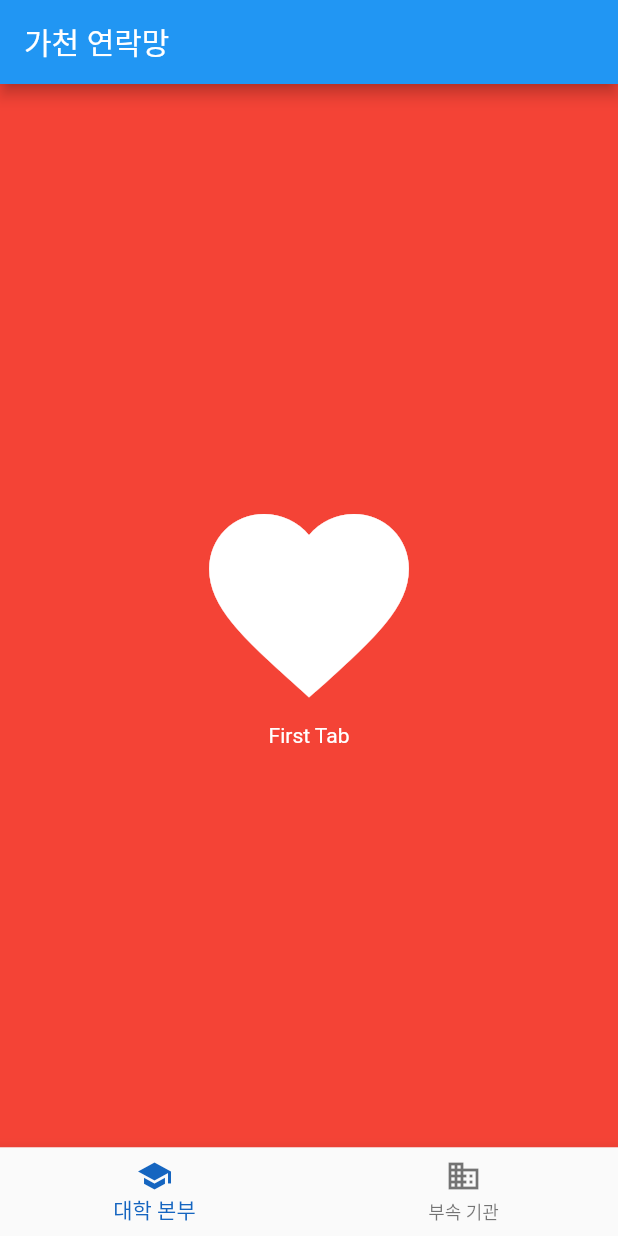
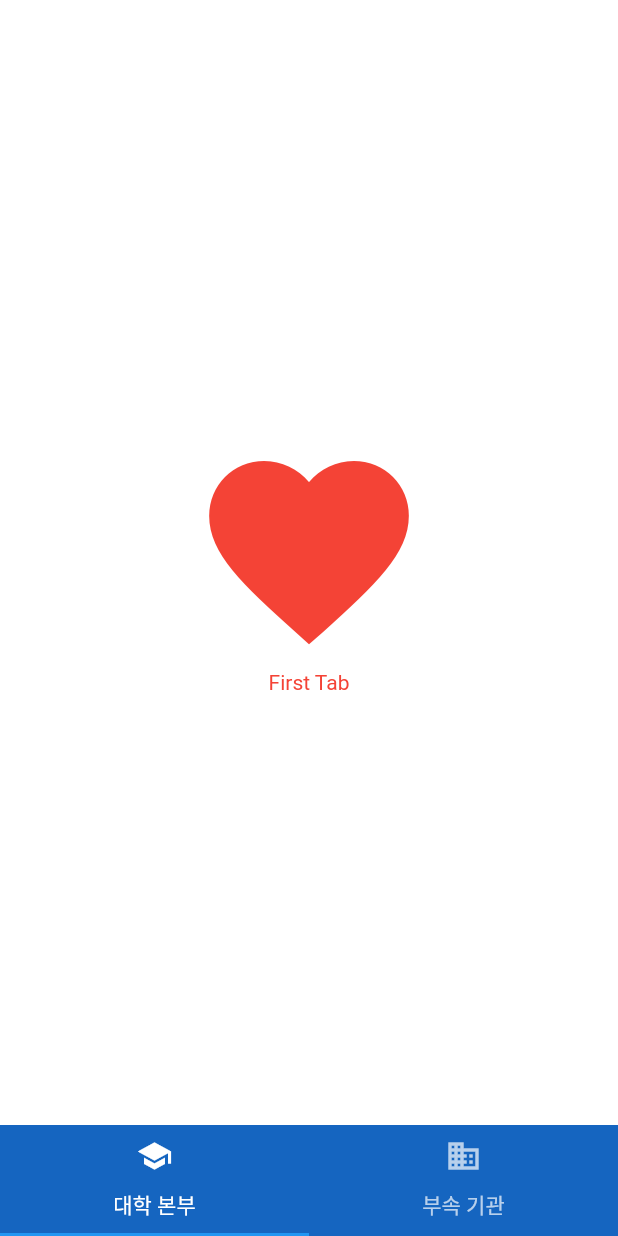
Before and after one commit to ChoiysApple/Gachon_Contact, a Flutter app: the screen it shows after launch, on a phone screen of 412 x 824 dp. Run offline on Flutter 3.47's test engine with Material 2 defaults, Android fonts, the phone set to English and light mode, and no system bars.

```diff
--- a/gachon_contact/lib/main.dart
+++ b/gachon_contact/lib/main.dart
@@ -39,7 +39,7 @@ class _MyHomePageState extends State<MyHomePage> with TickerProviderStateMixin{
     super.initState();
 
     // Initialize the Tab Controller
-    controller = TabController(vsync: this,length: 2);
+    controller = TabController(length: 2, vsync: this);
   }
 
   @override
@@ -49,41 +49,43 @@ class _MyHomePageState extends State<MyHomePage> with TickerProviderStateMixin{
     super.dispose();
   }
 
-  int _selectedIndex = 0;
-  static const TextStyle optionStyle = TextStyle(fontSize: 30, fontWeight: FontWeight.bold);
-
-  void _onItemTapped(int index) {
-    setState(() {
-      _selectedIndex = index;
-    });
-  }
-
   @override
   Widget build(BuildContext context) {
     return Scaffold(
-      appBar: AppBar(
-        title: const Text('가천 연락망'),
-      ),
+      // Appbar
+//      appBar: AppBar(
+//        // Title
+//        title: Text("가천 연락망"),
+//        // Set the background color of the App Bar
+//        backgroundColor: Colors.blue[800],
+//      ),
+      // Set the TabBar view as the body of the Scaffold
       body: TabBarView(
         // Add tabs as widgets
         children: <Widget>[FirstTab(), SecondTab()],
-        // set the controllers
+        // set the controller
         controller: controller,
       ),
-      bottomNavigationBar: BottomNavigationBar(
-        items: const <BottomNavigationBarItem>[
-          BottomNavigationBarItem(
-            icon: Icon(Icons.school),
-            title: Text('대학 본부'),
-          ),
-          BottomNavigationBarItem(
-            icon: Icon(Icons.business),
-            title: Text('부속 기관'),
-          ),
-        ],
-        currentIndex: _selectedIndex,
-        selectedItemColor: Colors.blue[800],
-        onTap: _onItemTapped,
+      // Set the bottom navigation bar
+      bottomNavigationBar: Material(
+        // set the color of the bottom navigation bar
+        color: Colors.blue[800],
+        // set the tab bar as the child of bottom navigation bar
+        child: TabBar(
+          tabs: <Tab>[
+            Tab(
+              // set icon to the tab
+              icon: Icon(Icons.school),
+              text: "대학 본부",
+            ),
+            Tab(
+              icon: Icon(Icons.business),
+              text: "부속 기관",
+            ),
+          ],
+          // setup the controller
+          controller: controller,
+        ),
       ),
     );
   }
--- a/gachon_contact/lib/tab/first.dart
+++ b/gachon_contact/lib/tab/first.dart
@@ -4,7 +4,7 @@ class FirstTab extends StatelessWidget {
   @override
   Widget build(BuildContext context) {
     return Scaffold(
-      backgroundColor: Colors.red,
+      backgroundColor: Colors.white,
       body: Container(
         child: Center(
           child: Column(
@@ -14,11 +14,11 @@ class FirstTab extends StatelessWidget {
               Icon(
                 Icons.favorite,
                 size: 160.0,
-                color: Colors.white,
+                color: Colors.red,
               ),
               Text(
                 "First Tab",
-                style: TextStyle(color: Colors.white),
+                style: TextStyle(color: Colors.red),
               )
             ],
           ),
--- a/gachon_contact/lib/tab/second.dart
+++ b/gachon_contact/lib/tab/second.dart
@@ -4,7 +4,7 @@ class SecondTab extends StatelessWidget {
   @override
   Widget build(BuildContext context) {
     return Scaffold(
-      backgroundColor: Colors.green,
+      backgroundColor: Colors.white,
       body: Container(
         child: Center(
           child: Column(
@@ -14,11 +14,11 @@ class SecondTab extends StatelessWidget {
               Icon(
                 Icons.adb,
                 size: 160.0,
-                color: Colors.white,
+                color: Colors.green,
               ),
               Text(
                 "Second Tab",
-                style: TextStyle(color: Colors.white),
+                style: TextStyle(color: Colors.green),
               )
             ],
           ),
--- a/gachon_contact/pubspec.yaml
+++ b/gachon_contact/pubspec.yaml
@@ -19,6 +19,7 @@ environment:
 dependencies:
   flutter:
     sdk: flutter
+  folding_cell: "^0.1.2"
 
   # The following adds the Cupertino Icons font to your application.
   # Use with the CupertinoIcons class for iOS style icons.
```
Also changed, not shown: gachon_contact/pubspec.lock.
